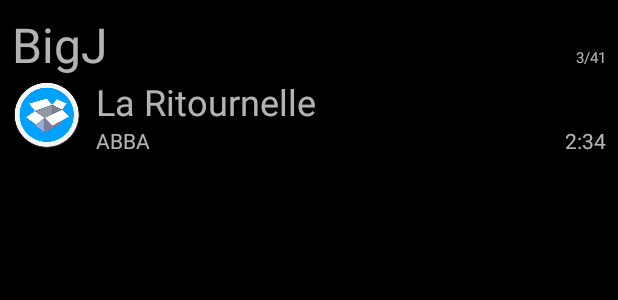
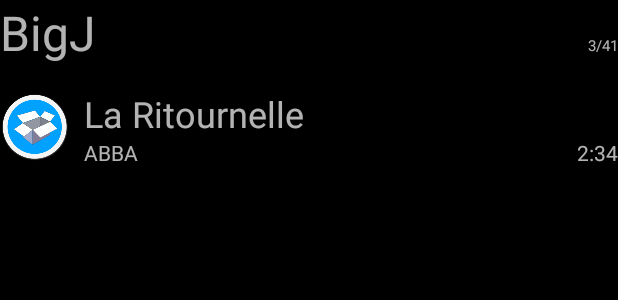
Before and after one commit to jpavelek/DropboxPlayer, an Android app: the layout currently_playing_and_playlist.xml on its own in the app's theme, with its tools: preview values and no code run, on a phone screen of 412 x 824 dp. Shown: the top 300 px of the screen. Run offline under Robolectric (Android 15) with nearby library versions, the phone set to English and light mode, and no system bars.

Commit message:
Updating some margins that do not come throught the layout <include>

```diff
--- a/app/src/main/res/layout/activity_audio_playback.xml
+++ b/app/src/main/res/layout/activity_audio_playback.xml
@@ -12,6 +12,7 @@
         android:id="@+id/now_playing"
         android:layout_height="wrap_content"
         android:layout_width="match_parent"
+        android:layout_margin="@dimen/bigger_margin"
         android:layout_alignParentTop="true"/>
 
     <fragment
@@ -28,6 +29,7 @@
         android:layout_height="wrap_content"
         android:layout_width="match_parent"
         android:layout_alignParentBottom = "true"
+        android:layout_margin="@dimen/text_margin"
         />
 
 </RelativeLayout>
--- a/app/src/main/res/layout/currently_playing_and_playlist.xml
+++ b/app/src/main/res/layout/currently_playing_and_playlist.xml
@@ -5,13 +5,13 @@
     xmlns:tools="http://schemas.android.com/tools"
     android:layout_width="match_parent"
     android:layout_height="wrap_content"
-    android:orientation="vertical"
-    android:layout_margin="@dimen/text_margin">
+    android:orientation="vertical" >
 
     <TableLayout
         android:layout_width="match_parent"
         android:layout_height="wrap_content"
-        android:stretchColumns="0">
+        android:stretchColumns="0"
+        android:layout_marginBottom="@dimen/bigger_margin">
         <TableRow>
             <TextView
                 android:id="@+id/nowplaying_playlist_name"
@@ -39,7 +39,8 @@
         <TableLayout
             android:layout_width="wrap_content"
             android:layout_height="wrap_content"
-            android:stretchColumns="0">
+            android:stretchColumns="0"
+            android:layout_marginBottom="@dimen/bigger_margin">
             <TableRow>
                 <TextView
                     android:id="@+id/nowplaying_song_name"
--- a/app/src/main/res/layout/playback_controls.xml
+++ b/app/src/main/res/layout/playback_controls.xml
@@ -5,8 +5,7 @@
     android:layout_width="match_parent"
     android:layout_height="wrap_content"
     android:stretchColumns="1,2,3"
-    android:shrinkColumns="0,4"
-    android:layout_margin="@dimen/text_margin">
+    android:shrinkColumns="0,4">
     <TableRow
         android:layout_marginBottom="@dimen/text_margin">
         <ProgressBar
--- a/app/src/main/res/values/dimens.xml
+++ b/app/src/main/res/values/dimens.xml
@@ -1,5 +1,6 @@
 <resources>
     <dimen name="text_margin">8dp</dimen>
+    <dimen name="bigger_margin">16dp</dimen>
     <dimen name="context_menu_icon_placeholder_width">24dp</dimen>
     <dimen name="context_menu_icon_placeholder_height">24dp</dimen>
     <dimen name="playback_buton_size">32dp</dimen>
```
